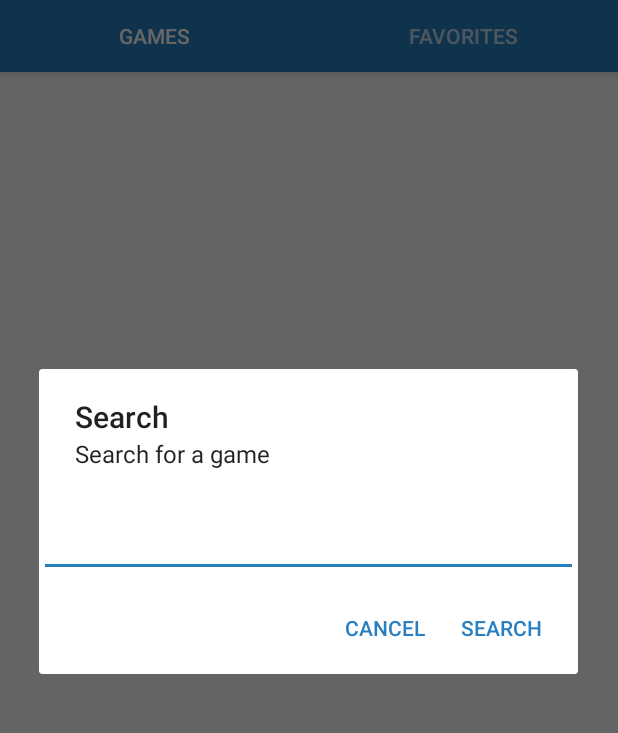
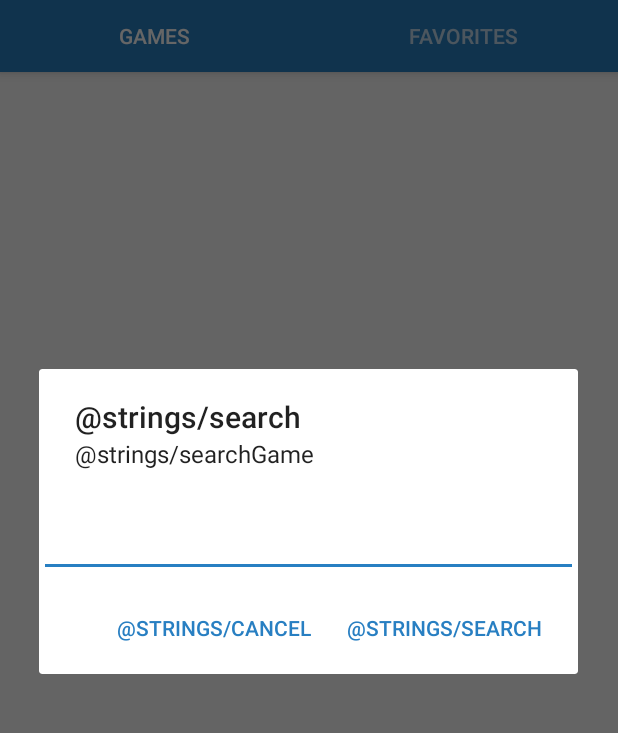
Before and after one commit to CWftw/How-Long-to-Beat, an Android app: the screen it shows after launch (MainActivity), after a tap on "Search", on a phone screen of 412 x 824 dp, the part 96-829 px from its top. Run offline under Robolectric (Android 15) with nearby library versions, the light colour scheme and no system bars; libraries missing offline, so code that uses them is left out: com.koushikdutta.ion; network calls fail; pictures from the network do not load; 2 statements that could not run were skipped.

Commit message:
Added strings

```diff
--- a/app/src/main/java/howlongtobeat/cwftw/me/howlongtobeat/activities/MainActivity.java
+++ b/app/src/main/java/howlongtobeat/cwftw/me/howlongtobeat/activities/MainActivity.java
@@ -99,13 +99,13 @@ public class MainActivity extends AppCompatActivity implements OnGameFragmentInt
         else if(id == R.id.action_search)
         {
             AlertDialog.Builder search = new AlertDialog.Builder(this);
-            search.setTitle("Search");
-            search.setMessage("Search for a game");
+            search.setTitle("@strings/search");
+            search.setMessage("@strings/searchGame");
 
             final EditText input = new EditText(this);
 
             search.setView(input);
-            search.setPositiveButton("Search", new DialogInterface.OnClickListener()
+            search.setPositiveButton("@strings/search", new DialogInterface.OnClickListener()
             {
                 public void onClick(DialogInterface dialog, int whichButton)
                 {
@@ -115,7 +115,7 @@ public class MainActivity extends AppCompatActivity implements OnGameFragmentInt
                 }
             });
 
-            search.setNegativeButton("Cancel", new DialogInterface.OnClickListener()
+            search.setNegativeButton("@strings/cancel", new DialogInterface.OnClickListener()
             {
                 public void onClick(DialogInterface dialog, int whichButton)
                 {
--- a/app/src/main/res/values/strings.xml
+++ b/app/src/main/res/values/strings.xml
@@ -17,6 +17,7 @@
     <string name="hours">Hours</string>
     <string name="empty">--</string>
     <string name="search">Search</string>
+    <string name="searchGame">Search for a game</string>
 
     <!-- Strings related to Settings -->
 
```
